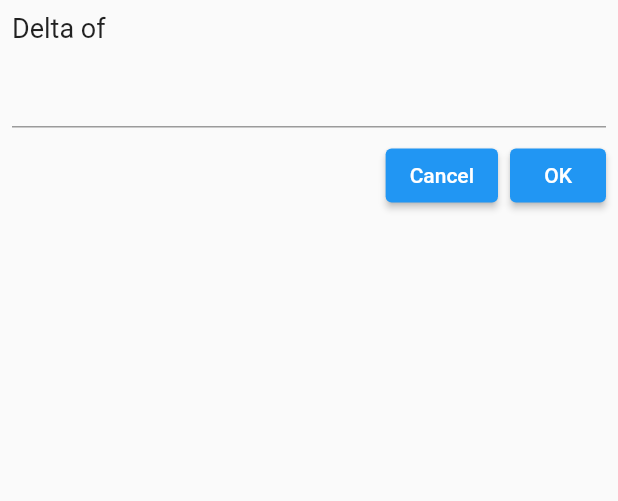
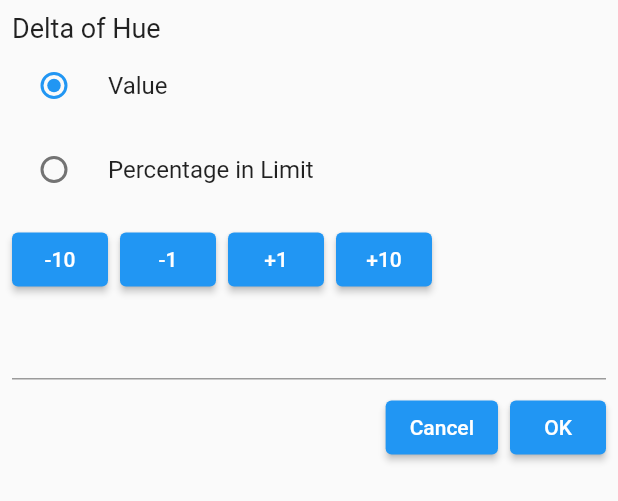
Before and after one commit to lpubsppop01/ccosvg, a Flutter app: the ChangeColorPanel widget shown alone on an empty page, opened directly with empty values, on a phone screen of 412 x 824 dp. Shown: the top 501 px of the screen. Run offline on Flutter 3.47's test engine with Material 2 defaults, Android fonts, the phone set to English and light mode, and no system bars; our stand-ins replace csslib, file_picker, firebase_analytics, firebase_core, flutter_svg, package_info_plus and 1 more; missing offline and left inert: file_saver; accounts and stored records are empty; statements that could not run were skipped.

Commit message:
Add controls to color change panel - Radio buttons to switch value/percentage - +/- value buttons

```diff
--- a/lib/helpers/hsl_color_with_delta.dart
+++ b/lib/helpers/hsl_color_with_delta.dart
@@ -8,9 +8,21 @@ extension HSLColorWithDelta on HSLColor {
     return withHue(newValue);
   }
 
+  HSLColor withHueDeltaPercentageInChangeableRange(num percentage) {
+    return withHueDelta(360 * percentage);
+  }
+
   HSLColor withSaturationDelta(double delta) {
     final newValue = min(1.0, max(0.0, saturation + delta));
     return withSaturation(newValue);
+  }
+
+  HSLColor withSaturationDeltaPercentageInChangeableRange(num percentage) {
+    if (percentage > 0) {
+      return withSaturationDelta(max(0.0, 1.0 - saturation) * percentage);
+    } else {
+      return withSaturationDelta(max(0.0, saturation) * percentage);
+    }
   }
 
   HSLColor withLightnessDelta(double delta) {
@@ -18,8 +30,25 @@ extension HSLColorWithDelta on HSLColor {
     return withLightness(newValue);
   }
 
+  HSLColor withLightnessDeltaPercentageInChangeableRange(num percentage) {
+    if (percentage > 0) {
+      return withLightnessDelta(max(0.0, 1.0 - lightness) * percentage);
+    } else {
+      return withLightnessDelta(max(0.0, lightness) * percentage);
+    }
+  }
+
   HSLColor withAlphaDelta(double delta) {
     final newValue = min(1.0, max(0.0, alpha + delta));
     return withAlpha(newValue);
   }
+
+  HSLColor withAlphaDeltaPercentageInChangeableRange(num percentage) {
+    if (percentage > 0) {
+      return withAlphaDelta(max(0.0, 1.0 - alpha) * percentage);
+    } else {
+      return withAlphaDelta(max(0.0, alpha) * percentage);
+    }
+  }
+
 }
--- /dev/null
+++ b/lib/models/svg_color_change.dart
@@ -0,0 +1,43 @@
+import 'package:ccosvg/helpers/hsl_color_with_delta.dart';
+import 'package:ccosvg/models/svg_color.dart';
+
+enum SvgColorChangeTargetComponent {
+  hue,
+  saturation,
+  lightness,
+}
+
+enum SvgColorChangeDeltaKind {
+  value,
+  percentageInLimit,
+}
+
+class SvgColorChange {
+  SvgColorChangeTargetComponent targetComponent;
+  SvgColorChangeDeltaKind kind;
+  int delta;
+
+  SvgColorChange(this.targetComponent, this.kind, this.delta);
+
+  void applyToColor(SvgColor color) {
+    if (targetComponent == SvgColorChangeTargetComponent.hue) {
+      if (kind == SvgColorChangeDeltaKind.value) {
+        color.hslColor = color.hslColor.withHueDelta(delta);
+      } else if (kind == SvgColorChangeDeltaKind.percentageInLimit) {
+        color.hslColor = color.hslColor.withHueDeltaPercentageInChangeableRange(delta / 100.0);
+      }
+    } else if (targetComponent == SvgColorChangeTargetComponent.saturation) {
+      if (kind == SvgColorChangeDeltaKind.value) {
+        color.hslColor = color.hslColor.withSaturationDelta(delta / 100.0);
+      } else if (kind == SvgColorChangeDeltaKind.percentageInLimit) {
+        color.hslColor = color.hslColor.withSaturationDeltaPercentageInChangeableRange(delta / 100.0);
+      }
+    } else if (targetComponent == SvgColorChangeTargetComponent.lightness) {
+      if (kind == SvgColorChangeDeltaKind.value) {
+        color.hslColor = color.hslColor.withLightnessDelta(delta / 100.0);
+      } else if (kind == SvgColorChangeDeltaKind.percentageInLimit) {
+        color.hslColor = color.hslColor.withLightnessDeltaPercentageInChangeableRange(delta / 100.0);
+      }
+    }
+  }
+}
--- a/lib/widgets/change_color_panel.dart
+++ b/lib/widgets/change_color_panel.dart
@@ -1,12 +1,14 @@
+import 'package:ccosvg/models/svg_color_change.dart';
 import 'package:flutter/material.dart';
 import 'package:flutter/services.dart';
 
 class ChangeColorPanel extends StatefulWidget {
-  final String label;
-  final Function(int value)? onChanged;
-  final Function(int value)? onDecided;
+  final SvgColorChangeTargetComponent targetComponent;
+  final Function(SvgColorChange change)? onChanged;
+  final Function(SvgColorChange change)? onDecided;
   final Function? onCancelled;
-  const ChangeColorPanel(this.label, {this.onChanged, this.onDecided, this.onCancelled, Key? key}) : super(key: key);
+  const ChangeColorPanel(this.targetComponent, {this.onChanged, this.onDecided, this.onCancelled, Key? key})
+      : super(key: key);
 
   @override
   State<StatefulWidget> createState() => _ChangeColorPanelState();
@@ -14,14 +16,13 @@ class ChangeColorPanel extends StatefulWidget {
 
 class _ChangeColorPanelState extends State<ChangeColorPanel> {
   final TextEditingController _textEditController = TextEditingController();
+  SvgColorChangeDeltaKind _deltaKind = SvgColorChangeDeltaKind.value;
 
   @override
   void initState() {
     super.initState();
 
-    _textEditController.addListener(() {
-      widget.onChanged?.call(int.tryParse(_textEditController.text) ?? 0);
-    });
+    _textEditController.addListener(textEditControllerChanged);
   }
 
   @override
@@ -37,6 +38,86 @@ class _ChangeColorPanelState extends State<ChangeColorPanel> {
                     style: const TextStyle(
                       fontSize: 18,
                     )))),
+        Column(children: [
+          RadioListTile(
+            title: const Text("Value"),
+            value: SvgColorChangeDeltaKind.value,
+            groupValue: _deltaKind,
+            onChanged: deltaKindRadioChanged,
+          ),
+          RadioListTile(
+            title: const Text("Percentage in Limit"),
+            value: SvgColorChangeDeltaKind.percentageInLimit,
+            groupValue: _deltaKind,
+            onChanged: deltaKindRadioChanged,
+          ),
+        ]),
+        Visibility(
+          child: SizedBox(
+            width: double.infinity,
+            child: Container(
+              margin: const EdgeInsets.fromLTRB(8, 8, 8, 0),
+              child: Row(
+                mainAxisAlignment: MainAxisAlignment.start,
+                children: [
+                  ElevatedButton(
+                    child: const Text("-10"),
+                    onPressed: () => addValueButtonPressed(-10),
+                  ),
+                  const SizedBox(width: 8),
+                  ElevatedButton(
+                    child: const Text("-1"),
+                    onPressed: () => addValueButtonPressed(-1),
+                  ),
+                  const SizedBox(width: 8),
+                  ElevatedButton(
+                    child: const Text("+1"),
+                    onPressed: () => addValueButtonPressed(1),
+                  ),
+                  const SizedBox(width: 8),
+                  ElevatedButton(
+                    child: const Text("+10"),
+                    onPressed: () => addValueButtonPressed(10),
+                  ),
+                ],
+              ),
+            ),
+          ),
+          visible: _deltaKind == SvgColorChangeDeltaKind.value,
+        ),
+        Visibility(
+          child: SizedBox(
+            width: double.infinity,
+            child: Container(
+              margin: const EdgeInsets.fromLTRB(8, 8, 8, 0),
+              child: Row(
+                mainAxisAlignment: MainAxisAlignment.start,
+                children: [
+                  ElevatedButton(
+                    child: const Text("-25"),
+                    onPressed: () => addValueButtonPressed(-25),
+                  ),
+                  const SizedBox(width: 8),
+                  ElevatedButton(
+                    child: const Text("-10"),
+                    onPressed: () => addValueButtonPressed(-10),
+                  ),
+                  const SizedBox(width: 8),
+                  ElevatedButton(
+                    child: const Text("+10"),
+                    onPressed: () => addValueButtonPressed(10),
+                  ),
+                  const SizedBox(width: 8),
+                  ElevatedButton(
+                    child: const Text("+25"),
+                    onPressed: () => addValueButtonPressed(25),
+                  ),
+                ],
+              ),
+            ),
+          ),
+          visible: _deltaKind == SvgColorChangeDeltaKind.percentageInLimit,
+        ),
         Container(
             margin: const EdgeInsets.fromLTRB(8, 8, 8, 0),
             child: TextField(
@@ -62,7 +143,9 @@ class _ChangeColorPanelState extends State<ChangeColorPanel> {
                 const SizedBox(width: 8),
                 ElevatedButton(
                   child: const Text("OK"),
-                  onPressed: () => widget.onDecided?.call(int.tryParse(_textEditController.text) ?? 0),
+                  onPressed: () {
+                    widget.onDecided?.call(_buildChange());
+                  },
                 ),
               ],
             ),
@@ -73,15 +156,43 @@ class _ChangeColorPanelState extends State<ChangeColorPanel> {
   }
 
   String _getLongLabel() {
-    switch (widget.label) {
-      case "H":
+    switch (widget.targetComponent) {
+      case SvgColorChangeTargetComponent.hue:
         return "Hue";
-      case "S":
+      case SvgColorChangeTargetComponent.saturation:
         return "Saturation";
-      case "L":
+      case SvgColorChangeTargetComponent.lightness:
         return "Lightness";
       default:
-        return widget.label;
+        return "";
     }
   }
+
+  SvgColorChange _buildChange() {
+    var delta = int.tryParse(_textEditController.text) ?? 0;
+    var change = SvgColorChange(
+      widget.targetComponent,
+      _deltaKind,
+      delta,
+    );
+    return change;
+  }
+
+  void textEditControllerChanged() {
+    widget.onChanged?.call(_buildChange());
+  }
+
+  void deltaKindRadioChanged(Object? value) {
+    if (value is! SvgColorChangeDeltaKind) return;
+    setState(() {
+      _deltaKind = value;
+    });
+    widget.onChanged?.call(_buildChange());
+  }
+
+  void addValueButtonPressed(int valueToAdd) {
+    var currentValue = int.tryParse(_textEditController.text) ?? 0;
+    var addedValue = currentValue + valueToAdd;
+    _textEditController.text = addedValue.toString();
+  }
 }
```
Also changed, not shown: lib/widgets/display_svg_page.dart (+19 -14 lines), 2 other files.
